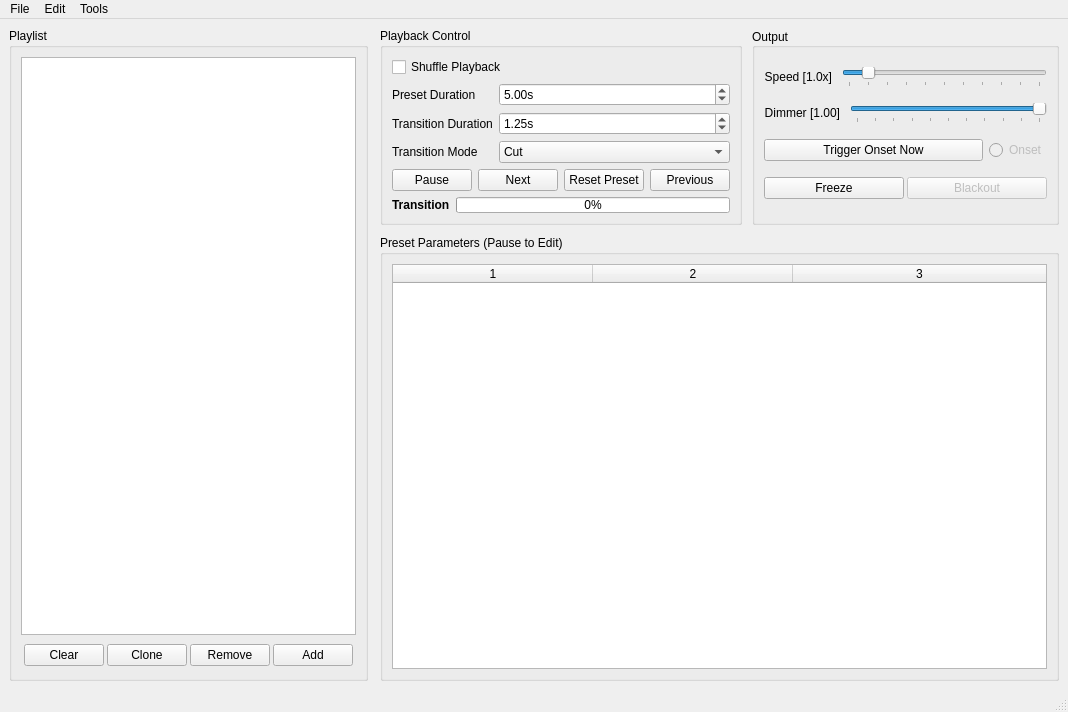
Before: the Qt Designer form ui/firemix.ui in Openlights/firemix, drawn with Qt 5.
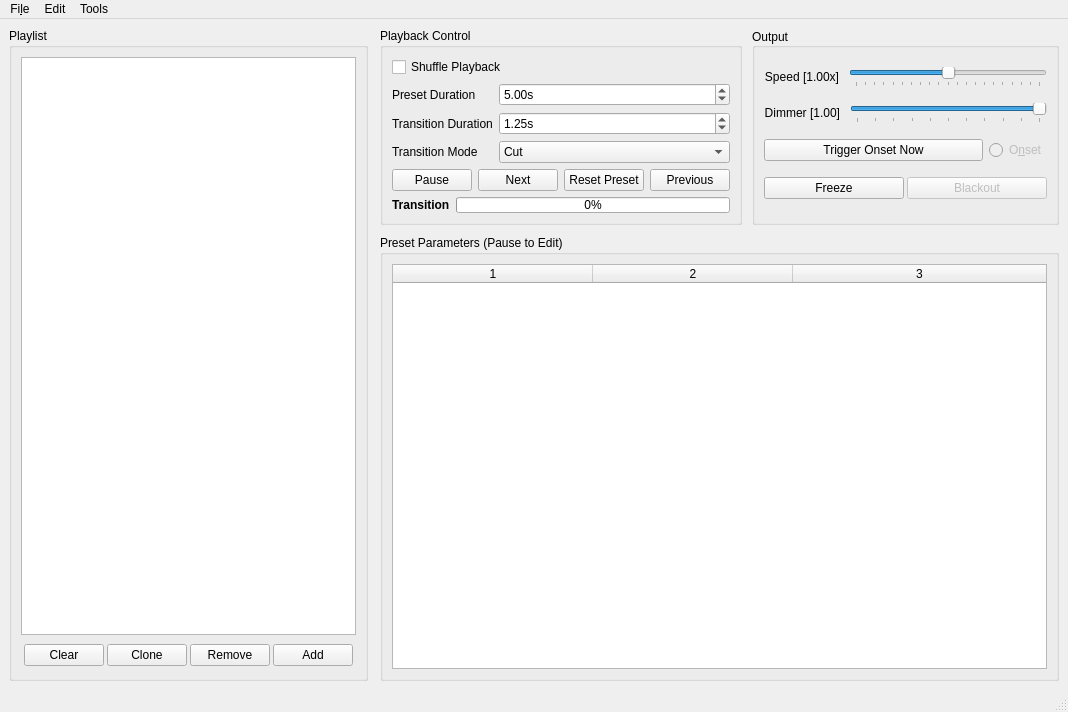
After: the same form once the commit is applied. Custom widgets are drawn as their Qt base class.

Commit message: Make speed slider 0-2x and increase resolution (ui recompile required).  Double-click to reset.

Diff of the .ui file:
```diff
--- a/ui/firemix.ui
+++ b/ui/firemix.ui
@@ -320,7 +320,7 @@
                <item>
                 <widget class="QLabel" name="lbl_speed">
                  <property name="text">
-                  <string>Speed [1.0x]</string>
+                  <string>Speed [1.00x]</string>
                  </property>
                  <property name="alignment">
                   <set>Qt::AlignRight|Qt::AlignTrailing|Qt::AlignVCenter</set>
@@ -345,11 +345,14 @@
                   <number>0</number>
                  </property>
                  <property name="maximum">
+                  <number>2000</number>
+                 </property>
+                 <property name="pageStep">
+                  <number>1</number>
+                 </property>
+                 <property name="value">
                   <number>1000</number>
                  </property>
-                 <property name="value">
-                  <number>100</number>
-                 </property>
                  <property name="orientation">
                   <enum>Qt::Horizontal</enum>
                  </property>
@@ -444,7 +447,7 @@
                   <bool>false</bool>
                  </property>
                  <property name="text">
-                  <string>Onset</string>
+                  <string>O&amp;nset</string>
                  </property>
                 </widget>
                </item>
@@ -546,12 +549,12 @@
      <x>0</x>
      <y>0</y>
      <width>1068</width>
-     <height>25</height>
+     <height>30</height>
     </rect>
    </property>
    <widget class="QMenu" name="menu_file">
     <property name="title">
-     <string>File</string>
+     <string>Fi&amp;le</string>
     </property>
     <addaction name="action_file_load_scene"/>
     <addaction name="action_file_open_playlist"/>
```
Left out of the diff: 62 changed lines with no effect on the pictures. The commit also changes 1 other file.
